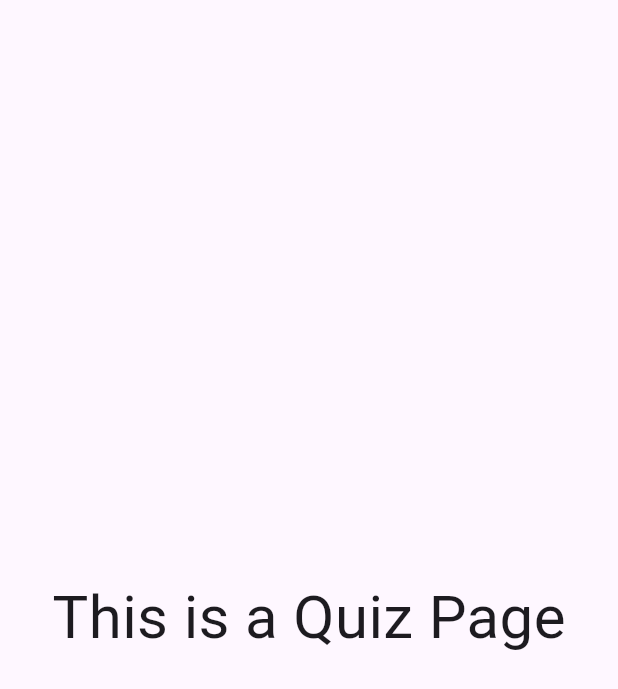
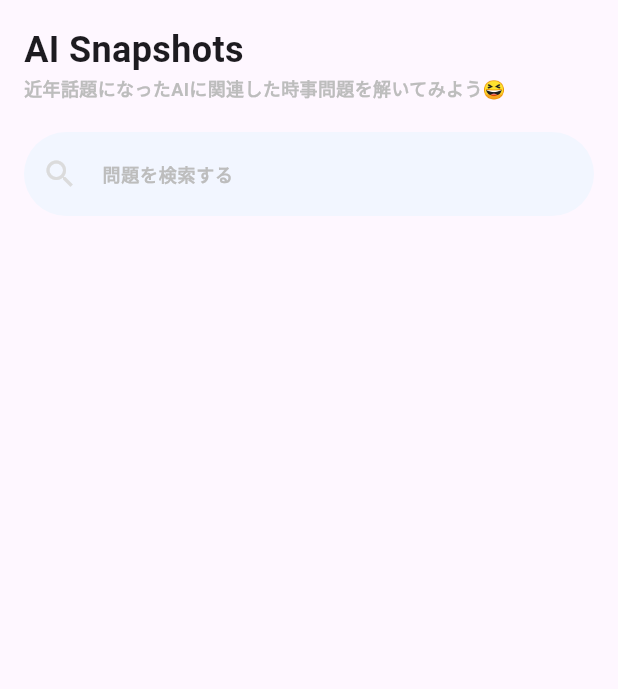
Before and after one commit to AKMaaa/graduation-research, a Flutter app: the QuizPage screen opened directly, on a phone screen of 412 x 824 dp. Shown: the top 689 px of the screen. Run offline on Flutter 3.47's test engine with Material 3 defaults, Android fonts, the light colour scheme and no system bars; network calls fail.

Commit message:
[add] pages

```diff
--- a/flutter_application/lib/main.dart
+++ b/flutter_application/lib/main.dart
@@ -1,5 +1,5 @@
 import 'package:flutter/material.dart';
-import 'package:flutter_application/src/bottom_nav_bar.dart';
+import 'package:flutter_application/src/parts/ui-parts.dart';
 
 void main() {
   runApp(const MyApp());
@@ -11,7 +11,6 @@ class MyApp extends StatelessWidget {
   @override
   Widget build(BuildContext context) {
     return const MaterialApp(
-        debugShowCheckedModeBanner: false,
-        home: MyButtomNavBar());
+        debugShowCheckedModeBanner: false, home: MyButtomNavBar());
   }
 }
--- a/flutter_application/lib/src/quiz.dart
+++ b/flutter_application/lib/src/quiz.dart
@@ -5,11 +5,56 @@ class QuizPage extends StatelessWidget {
 
   @override
   Widget build(BuildContext context) {
-    return const Scaffold(
-      body: Center(
-        child: Text(
-          "This is a Quiz Page",
-          style: TextStyle(fontSize: 40),
+    return Scaffold(
+      body: Padding(
+        padding: EdgeInsets.all(16.0),
+        child: Column(
+          crossAxisAlignment: CrossAxisAlignment.start,
+          mainAxisAlignment: MainAxisAlignment.start,
+          children: <Widget>[
+            Text(
+              "AI Snapshots",
+              style: TextStyle(fontSize: 24, fontWeight: FontWeight.bold),
+            ),
+            Text(
+              "近年話題になったAIに関連した時事問題を解いてみよう😆",
+              style: TextStyle(
+                  fontSize: 12.0,
+                  fontWeight: FontWeight.bold,
+                  color: Color(0xffBDBDBD)),
+            ),
+            SizedBox(height: 20.0),
+            TextField(
+              decoration: InputDecoration(
+                //decoration
+                labelText: '問題を検索する',
+                labelStyle: TextStyle(
+                  fontSize: 12.0,
+                  fontWeight: FontWeight.bold,
+                  color: Color(0xffBDBDBD),
+                ),
+                hintText: 'キーワードを入力してください',
+                hintStyle: TextStyle(
+                  fontSize: 12.0,
+                  fontWeight: FontWeight.bold,
+                  color: Color(0xffBDBDBD),
+                ),
+                prefixIcon: Icon(
+                  Icons.search,
+                  color: Color(0xffBDBDBDB),
+                ),
+                border: OutlineInputBorder(
+                  borderRadius: BorderRadius.circular(100.0),
+                  borderSide: BorderSide.none,
+                ),
+                filled: true,
+                fillColor: Color(0xffF2F6FF),
+              ),
+              onSubmitted: (String value) {
+                // Search Processing
+              },
+            ),
+          ],
         ),
       ),
     );
```
Also changed, not shown: flutter_application/lib/src/bottom_nav_bar.dart (deleted, +0 -64 lines), flutter_application/lib/src/parts/bottom_bar.dart (added, +45 -0 lines), flutter_application/lib/src/parts/top_bar.dart (added, +30 -0 lines), flutter_application/lib/src/parts/ui-parts.dart (added, +40 -0 lines).
